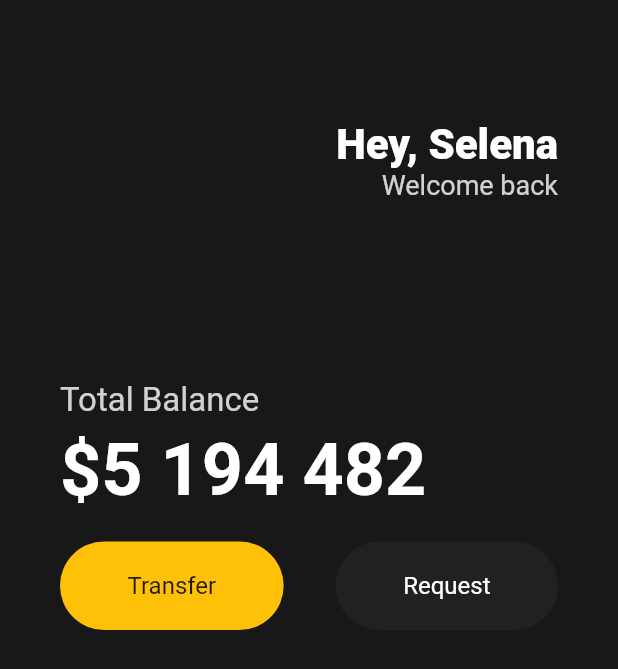
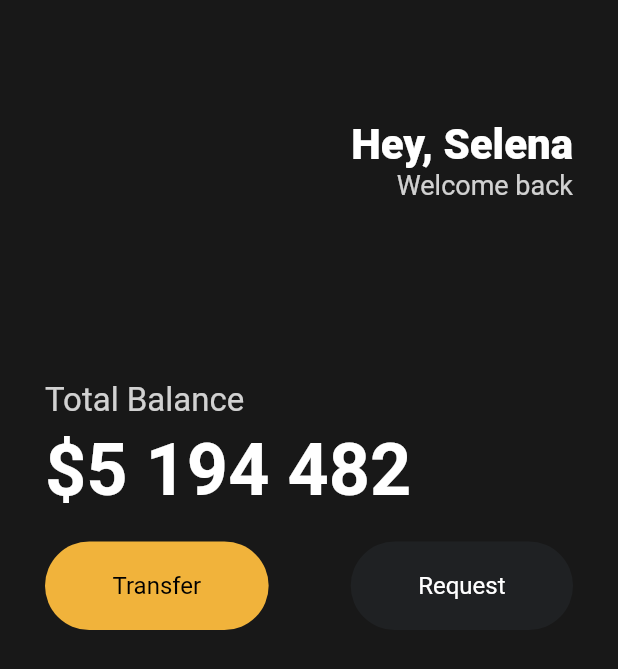
Before and after one commit to parkinjong/flutter-nomadcoder, a Flutter app: the screen it shows after launch, on a phone screen of 412 x 824 dp. Shown: the top 669 px of the screen. Run offline on Flutter 3.47's test engine with Material 2 defaults, Android fonts, the phone set to English and light mode, and no system bars.

Commit message:
add ui challenge reusable button

```diff
--- a/toonflix/lib/main.dart
+++ b/toonflix/lib/main.dart
@@ -1,4 +1,5 @@
 import 'package:flutter/material.dart';
+import 'package:toonflix/widgets/Button.dart';
 
 void main() {
   runApp(const App());
@@ -13,7 +14,7 @@ class App extends StatelessWidget {
       home: Scaffold(
         backgroundColor: const Color(0xFF181818),
         body: Padding(
-          padding: const EdgeInsets.symmetric(horizontal: 40),
+          padding: const EdgeInsets.symmetric(horizontal: 30),
           child: Column(
             crossAxisAlignment: CrossAxisAlignment.start,
             children: [
@@ -69,46 +70,17 @@ class App extends StatelessWidget {
               const SizedBox(
                 height: 20,
               ),
-              Row(
+              const Row(
                 mainAxisAlignment: MainAxisAlignment.spaceBetween,
                 children: [
-                  Container(
-                    decoration: BoxDecoration(
-                      color: Colors.amber,
-                      borderRadius: BorderRadius.circular(45),
-                    ),
-                    child: const Padding(
-                      padding: EdgeInsets.symmetric(
-                        vertical: 20,
-                        horizontal: 45,
-                      ),
-                      child: Text(
-                        'Transfer',
-                        style: TextStyle(
-                          fontSize: 16,
-                        ),
-                      ),
-                    ),
-                  ),
-                  Container(
-                    decoration: BoxDecoration(
-                      color: const Color(0xFF1F2123),
-                      borderRadius: BorderRadius.circular(45),
-                    ),
-                    child: const Padding(
-                      padding: EdgeInsets.symmetric(
-                        vertical: 20,
-                        horizontal: 45,
-                      ),
-                      child: Text(
-                        'Request',
-                        style: TextStyle(
-                          fontSize: 16,
-                          color: Colors.white,
-                        ),
-                      ),
-                    ),
-                  ),
+                  Button(
+                      text: 'Transfer',
+                      bgColor: Color(0xFFF1B33B),
+                      textColor: Colors.black),
+                  Button(
+                      text: 'Request',
+                      bgColor: Color(0xFF1F2123),
+                      textColor: Colors.white),
                 ],
               ),
             ],
--- /dev/null
+++ b/toonflix/lib/widgets/button.dart
@@ -0,0 +1,37 @@
+import 'package:flutter/material.dart';
+
+class Button extends StatelessWidget {
+  final String text;
+  final Color bgColor;
+  final Color textColor;
+
+  const Button({
+    super.key,
+    required this.text,
+    required this.bgColor,
+    required this.textColor,
+  });
+
+  @override
+  Widget build(BuildContext context) {
+    return Container(
+      decoration: BoxDecoration(
+        color: bgColor,
+        borderRadius: BorderRadius.circular(45),
+      ),
+      child: Padding(
+        padding: const EdgeInsets.symmetric(
+          vertical: 20,
+          horizontal: 45,
+        ),
+        child: Text(
+          text,
+          style: TextStyle(
+            fontSize: 16,
+            color: textColor,
+          ),
+        ),
+      ),
+    );
+  }
+}
```
